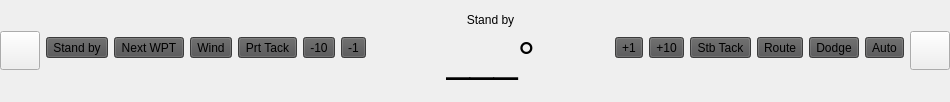
The window that ui/bottombar/AutopilotBar.ui (OpenFairWind/FairWindSK) describes before a commit, drawn with Qt 5.
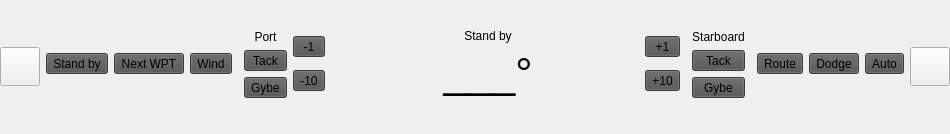
The same window after the commit. Icons and pictures are not drawn.

Commit message: Updated to course APIs

```diff
--- a/ui/bottombar/AutopilotBar.ui
+++ b/ui/bottombar/AutopilotBar.ui
@@ -7,7 +7,7 @@
     <x>0</x>
     <y>0</y>
     <width>950</width>
-    <height>102</height>
+    <height>134</height>
    </rect>
   </property>
   <layout class="QVBoxLayout" name="verticalLayout_Autopilot">
@@ -99,7 +99,34 @@
           </widget>
          </item>
          <item>
+          <widget class="QWidget" name="widget_Port" native="true"/>
+         </item>
+         <item>
+          <layout class="QVBoxLayout" name="verticalLayout_Port">
+           <item>
+            <widget class="QLabel" name="label_Port">
+             <property name="sizePolicy">
+              <sizepolicy hsizetype="Preferred" vsizetype="Preferred">
+               <horstretch>0</horstretch>
+               <verstretch>0</verstretch>
+              </sizepolicy>
+             </property>
+             <property name="text">
+              <string>Port</string>
+             </property>
+             <property name="alignment">
+              <set>Qt::AlignmentFlag::AlignCenter</set>
+             </property>
+            </widget>
+           </item>
+           <item>
           <widget class="QToolButton" name="toolButton_PTack">
+             <property name="sizePolicy">
+              <sizepolicy hsizetype="Preferred" vsizetype="Fixed">
+               <horstretch>0</horstretch>
+               <verstretch>0</verstretch>
+              </sizepolicy>
+             </property>
            <property name="styleSheet">
             <string notr="true">background-color: rgb(82, 82, 83);
 border-top-color: rgb(159, 157, 160);
@@ -108,12 +135,18 @@
 border-bottom-color: rgb(83, 83, 84);</string>
            </property>
            <property name="text">
-            <string>Prt Tack</string>
+              <string>Tack</string>
            </property>
           </widget>
          </item>
          <item>
-          <widget class="QToolButton" name="toolButton_Minus10">
+            <widget class="QToolButton" name="toolButton_PGybe">
+             <property name="sizePolicy">
+              <sizepolicy hsizetype="Preferred" vsizetype="Fixed">
+               <horstretch>0</horstretch>
+               <verstretch>0</verstretch>
+              </sizepolicy>
+             </property>
            <property name="styleSheet">
             <string notr="true">background-color: rgb(82, 82, 83);
 border-top-color: rgb(159, 157, 160);
@@ -122,12 +155,22 @@
 border-bottom-color: rgb(83, 83, 84);</string>
            </property>
            <property name="text">
-            <string>-10</string>
+              <string>Gybe</string>
            </property>
           </widget>
          </item>
+          </layout>
+         </item>
+         <item>
+          <layout class="QVBoxLayout" name="verticalLayout_PAjust">
          <item>
           <widget class="QToolButton" name="toolButton_Minus1">
+             <property name="sizePolicy">
+              <sizepolicy hsizetype="Preferred" vsizetype="Fixed">
+               <horstretch>0</horstretch>
+               <verstretch>0</verstretch>
+              </sizepolicy>
+             </property>
            <property name="styleSheet">
             <string notr="true">background-color: rgb(82, 82, 83);
 border-top-color: rgb(159, 157, 160);
@@ -141,6 +184,31 @@
           </widget>
          </item>
          <item>
+            <widget class="QToolButton" name="toolButton_Minus10">
+             <property name="sizePolicy">
+              <sizepolicy hsizetype="Preferred" vsizetype="Fixed">
+               <horstretch>0</horstretch>
+               <verstretch>0</verstretch>
+              </sizepolicy>
+             </property>
+             <property name="styleSheet">
+              <string notr="true">background-color: rgb(82, 82, 83);
+border-top-color: rgb(159, 157, 160);
+border-left-color: rgb(159, 157, 160);
+border-right-color: rgb(83, 83, 84);
+border-bottom-color: rgb(83, 83, 84);</string>
+             </property>
+             <property name="text">
+              <string>-10</string>
+             </property>
+            </widget>
+           </item>
+          </layout>
+         </item>
+         <item>
+          <widget class="QWidget" name="widget_PAjust" native="true"/>
+         </item>
+         <item>
           <spacer name="horizontalSpacer">
            <property name="orientation">
             <enum>Qt::Orientation::Horizontal</enum>
@@ -208,7 +276,15 @@
           </spacer>
          </item>
          <item>
+          <layout class="QVBoxLayout" name="verticalLayout_SAjust">
+           <item>
           <widget class="QToolButton" name="toolButton_Plus1">
+             <property name="sizePolicy">
+              <sizepolicy hsizetype="Preferred" vsizetype="Fixed">
+               <horstretch>0</horstretch>
+               <verstretch>0</verstretch>
+              </sizepolicy>
+             </property>
            <property name="styleSheet">
             <string notr="true">background-color: rgb(82, 82, 83);
 border-top-color: rgb(159, 157, 160);
@@ -223,6 +299,12 @@
          </item>
          <item>
           <widget class="QToolButton" name="toolButton_Plus10">
+             <property name="sizePolicy">
+              <sizepolicy hsizetype="Preferred" vsizetype="Fixed">
+               <horstretch>0</horstretch>
+               <verstretch>0</verstretch>
+              </sizepolicy>
+             </property>
            <property name="styleSheet">
             <string notr="true">background-color: rgb(82, 82, 83);
 border-top-color: rgb(159, 157, 160);
@@ -235,8 +317,31 @@
            </property>
           </widget>
          </item>
+          </layout>
+         </item>
+         <item>
+          <widget class="QWidget" name="widget_SAdjust" native="true"/>
+         </item>
+         <item>
+          <layout class="QVBoxLayout" name="verticalLayout_Starboard">
+           <item>
+            <widget class="QLabel" name="label_Starboard">
+             <property name="text">
+              <string>Starboard</string>
+             </property>
+             <property name="alignment">
+              <set>Qt::AlignmentFlag::AlignCenter</set>
+             </property>
+            </widget>
+           </item>
          <item>
           <widget class="QToolButton" name="toolButton_STack">
+             <property name="sizePolicy">
+              <sizepolicy hsizetype="Preferred" vsizetype="Fixed">
+               <horstretch>0</horstretch>
+               <verstretch>0</verstretch>
+              </sizepolicy>
+             </property>
            <property name="styleSheet">
             <string notr="true">background-color: rgb(82, 82, 83);
 border-top-color: rgb(159, 157, 160);
@@ -245,9 +350,34 @@
 border-bottom-color: rgb(83, 83, 84);</string>
            </property>
            <property name="text">
-            <string>Stb Tack</string>
-           </property>
-          </widget>
+              <string>Tack</string>
+             </property>
+            </widget>
+           </item>
+           <item>
+            <widget class="QToolButton" name="toolButton_SGybe">
+             <property name="sizePolicy">
+              <sizepolicy hsizetype="Preferred" vsizetype="Fixed">
+               <horstretch>0</horstretch>
+               <verstretch>0</verstretch>
+              </sizepolicy>
+             </property>
+             <property name="styleSheet">
+              <string notr="true">background-color: rgb(82, 82, 83);
+border-top-color: rgb(159, 157, 160);
+border-left-color: rgb(159, 157, 160);
+border-right-color: rgb(83, 83, 84);
+border-bottom-color: rgb(83, 83, 84);</string>
+             </property>
+             <property name="text">
+              <string>Gybe</string>
+             </property>
+            </widget>
+           </item>
+          </layout>
+         </item>
+         <item>
+          <widget class="QWidget" name="widget_Starboard" native="true"/>
          </item>
          <item>
           <widget class="QToolButton" name="toolButton_Route">
```
Lines whose indentation alone changed are shown as unchanged. The commit also changes 2 other files.
